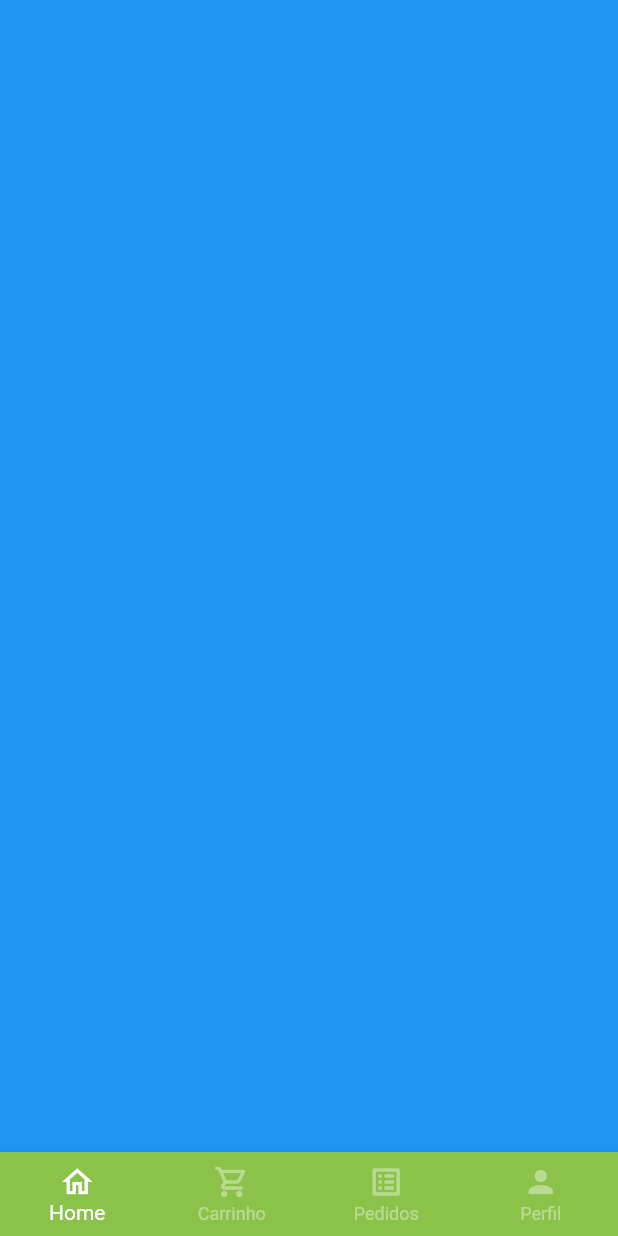
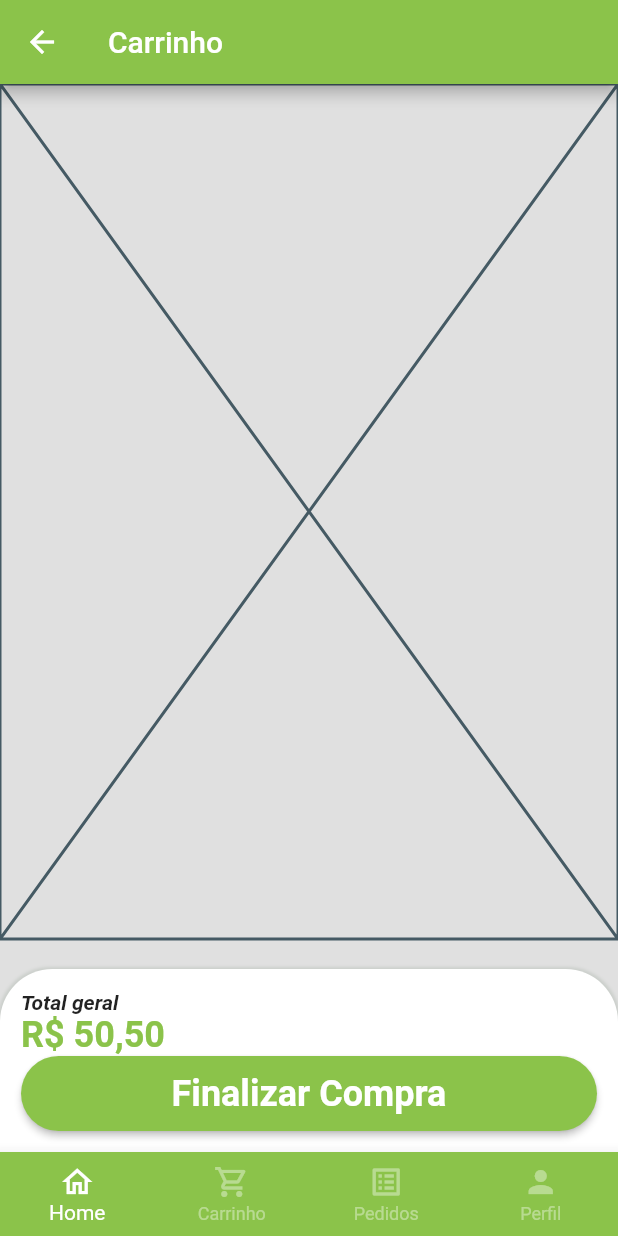
Before and after one commit to aironsg/kitanda_app, a Flutter app: the BaseScreen screen opened by its route, swiped to page 2, on a phone screen of 412 x 824 dp. Run offline on Flutter 3.47's test engine with Material 2 defaults, Android fonts, the phone set to English and light mode, and no system bars; our stand-ins replace animated_text_kit, badges, get, mask_text_input_formatter.

Commit message:
adicionando tela de carrinho

```diff
--- a/lib/app/src/pages/base/base_screen.dart
+++ b/lib/app/src/pages/base/base_screen.dart
@@ -1,6 +1,7 @@
 import 'package:flutter/material.dart';
 
 import 'package:kitanda_app/app/src/config/custom_color.dart';
+import 'package:kitanda_app/app/src/pages/cart/cart_tab.dart';
 import 'package:kitanda_app/app/src/pages/home/home_tab.dart';
 
 class BaseScreen extends StatefulWidget {
@@ -23,7 +24,7 @@ class _BaseScreenState extends State<BaseScreen> {
         controller: pageController,
         children: [
           const HomeTab(),
-          Container(color: Colors.blue),
+          CartTab(),
           Container(color: Colors.yellow),
           Container(color: Colors.purple),
         ],
--- /dev/null
+++ b/lib/app/src/pages/cart/cart_tab.dart
@@ -0,0 +1,89 @@
+import 'package:flutter/material.dart';
+import 'package:kitanda_app/app/src/config/custom_color.dart';
+import 'package:kitanda_app/app/src/services/utils_service.dart';
+
+class CartTab extends StatelessWidget {
+  CartTab({Key? key}) : super(key: key);
+
+  final UtilsService utilsService = UtilsService();
+  @override
+  Widget build(BuildContext context) {
+    return Scaffold(
+      backgroundColor: Colors.grey.shade300,
+      appBar: AppBar(
+        foregroundColor: Colors.white,
+        title: const Text(
+          'Carrinho',
+          style: TextStyle(color: Colors.white),
+        ),
+      ),
+      body: Column(
+        children: [
+          //Lista de Itens
+          const Expanded(child: const Placeholder()),
+          SizedBox(
+            height: 20,
+          ),
+
+          //Descrição
+          Container(
+            padding: const EdgeInsets.all(14.0),
+            decoration: const BoxDecoration(
+              boxShadow: [
+                BoxShadow(
+                  blurRadius: 1,
+                  spreadRadius: 1,
+                  color: Color.fromARGB(255, 203, 207, 203),
+                ),
+              ],
+              color: Colors.white,
+              borderRadius: BorderRadius.vertical(
+                top: Radius.circular(35.0),
+              ),
+            ),
+            child: Column(
+              crossAxisAlignment: CrossAxisAlignment.stretch,
+              children: [
+                //Total
+                const Text(
+                  'Total geral',
+                  style: TextStyle(
+                    fontStyle: FontStyle.italic,
+                    fontWeight: FontWeight.w600,
+                  ),
+                ),
+                //Preço
+                Text(
+                  utilsService.formatNumberCurrency(50.5),
+                  style: TextStyle(
+                    fontSize: 24,
+                    color: CustomColor.customSwatchColor,
+                    fontWeight: FontWeight.bold,
+                  ),
+                ),
+                //Botão comprar
+                SizedBox(
+                  height: 50,
+                  child: ElevatedButton(
+                      style: ElevatedButton.styleFrom(
+                        shape: RoundedRectangleBorder(
+                          borderRadius: BorderRadius.circular(30),
+                        ),
+                      ),
+                      onPressed: () {},
+                      child: const Text(
+                        'Finalizar Compra',
+                        style: TextStyle(
+                            fontSize: 24.0,
+                            color: Colors.white,
+                            fontWeight: FontWeight.w600),
+                      )),
+                )
+              ],
+            ),
+          )
+        ],
+      ),
+    );
+  }
+}
```
